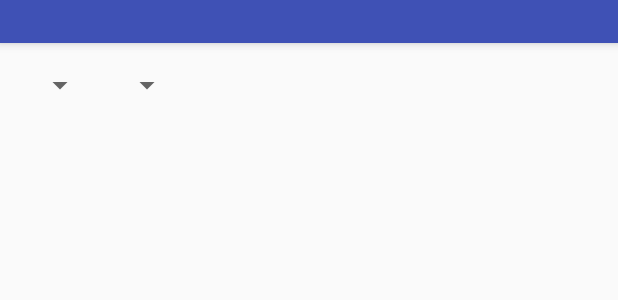
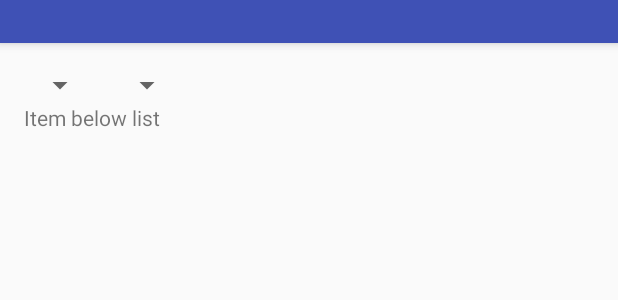
Before and after one commit to xiaofeng-han/AndroidLibs, an Android app: the layout app_bar_main.xml on its own in the app's theme, with its tools: preview values and no code run, on a phone screen of 412 x 824 dp. Shown: the part 125-425 px from the top of the screen. Run offline under Robolectric (Android 15) with nearby library versions, the phone set to English and light mode, and no system bars.

Commit message:
honor layout params height WRAP_CONTENT

```diff
--- a/app/build.gradle
+++ b/app/build.gradle
@@ -20,7 +20,7 @@ android {
 }
 
 project.ext {
-    supportLibVersion = "23.1.1"
+    supportLibVersion = "23.2.1"
 }
 
 dependencies {
--- a/app/src/main/java/com/xiaofeng/androidlibs/MainActivity.java
+++ b/app/src/main/java/com/xiaofeng/androidlibs/MainActivity.java
@@ -77,8 +77,9 @@ public class MainActivity extends AppCompatActivity {
 		});
 		recyclerView = (RecyclerView) findViewById(R.id.list);
 		flowLayoutManager = new FlowLayoutManager();
+		flowLayoutManager.setAutoMeasureEnabled(true);
 		recyclerView.setLayoutManager(flowLayoutManager);
-		recyclerView.setAdapter(new TagAdapter(DemoUtil.generate(100, 3, 13)));
+		recyclerView.setAdapter(new TagAdapter(DemoUtil.generate(3, 3, 13)));
 	}
 
 	private void updateListBySpinners() {
--- a/app/src/main/res/layout/content_main.xml
+++ b/app/src/main/res/layout/content_main.xml
@@ -30,7 +30,12 @@
     </LinearLayout>
     <android.support.v7.widget.RecyclerView
         android:id="@+id/list"
-        android:layout_width="match_parent"
-        android:layout_height="match_parent"
+        android:layout_width="wrap_content"
+        android:layout_height="wrap_content"
         android:layout_below="@id/options_container"/>
+    <TextView
+        android:layout_width="wrap_content"
+        android:layout_height="wrap_content"
+        android:layout_below="@id/list"
+        android:text="Item below list"/>
 </RelativeLayout>
--- a/build.gradle
+++ b/build.gradle
@@ -5,7 +5,7 @@ buildscript {
         jcenter()
     }
     dependencies {
-        classpath 'com.android.tools.build:gradle:2.0.0-beta5'
+        classpath 'com.android.tools.build:gradle:2.0.0-beta7'
         classpath 'com.jfrog.bintray.gradle:gradle-bintray-plugin:1.4'
         classpath 'com.github.dcendents:android-maven-gradle-plugin:1.3'
         // NOTE: Do not place your application dependencies here; they belong
--- a/flowlayoutmanager/build.gradle
+++ b/flowlayoutmanager/build.gradle
@@ -10,8 +10,8 @@ android {
     defaultConfig {
         minSdkVersion 16
         targetSdkVersion 23
-        versionCode 4
-        versionName "1.1.2"
+        versionCode 5
+        versionName "1.1.3"
     }
     buildTypes {
         release {
@@ -22,7 +22,7 @@ android {
 }
 
 project.ext {
-    supportLibVersion = "23.1.1"
+    supportLibVersion = "23.2.1"
     playServiceVersion = "8.3.0"
 
     bintrayRepo = 'maven'
```
Also changed, not shown: flowlayoutmanager/src/main/java/com/xiaofeng/flowlayoutmanager/FlowLayoutManager.java (+12 -0 lines).
